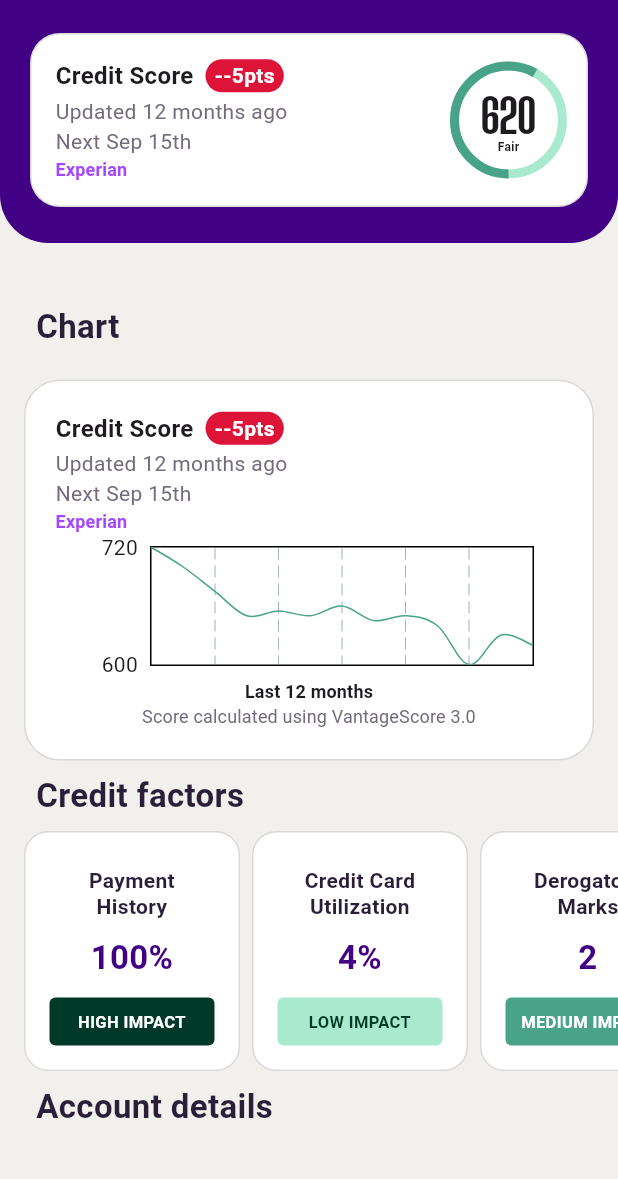
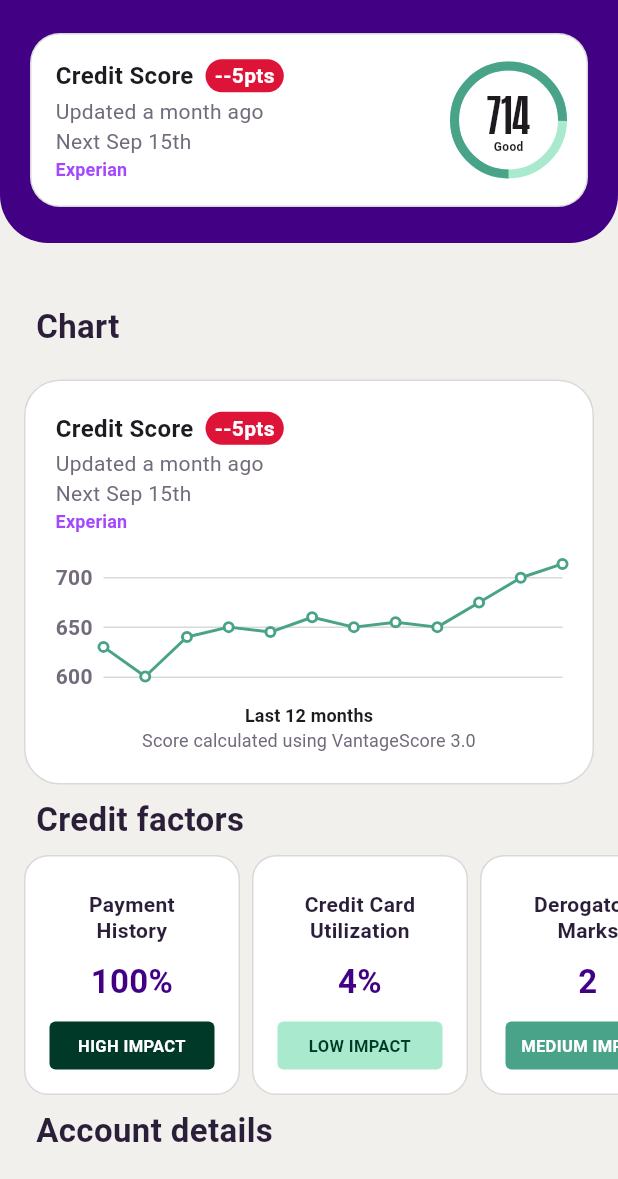
Before and after one commit to TytaniumDev/AvaTakeHome, a Flutter app: the screen it shows after launch, on a phone screen of 412 x 824 dp, the part 57-1236 px from its top. Run offline on Flutter 3.47's test engine with Material 3 defaults, Android fonts, the light colour scheme and no system bars; drawn by our look-alikes of fl_chart; our stand-ins replace flutter_riverpod, flutter_svg, freezed_annotation, go_router, jiffy, riverpod_annotation and 1 more; missing offline and left inert: fading_edge_scrollview; generated files the repository leaves out were written again.

Commit message:
Chart card complete! Decided on showing horizontal lines every 50 credit score, which isn't perfect but works for now, and looks the most like the Figma spec.

```diff
--- a/ava_take_home/lib/components/credit_score_chart_card/credit_score_chart_card_view.dart
+++ b/ava_take_home/lib/components/credit_score_chart_card/credit_score_chart_card_view.dart
@@ -1,5 +1,8 @@
+import 'dart:math';
+
 import 'package:ava_take_home/components/credit_score_chart_card/credit_score_chart_card_view_model.dart';
 import 'package:ava_take_home/components/credit_score_snippet/credit_score_snippet_view.dart';
+import 'package:ava_take_home/model/credit_score.dart';
 import 'package:ava_take_home/ui/animation.dart';
 import 'package:ava_take_home/ui/theme.dart';
 import 'package:collection/collection.dart';
@@ -26,57 +29,24 @@ class CreditScoreDataPoint with _$CreditScoreDataPoint {
   }) = _CreditScoreDataPoint;
 }
 
-class CreditScoreChartCardView extends ConsumerWidget {
+class CreditScoreChartCardView extends StatelessWidget {
   const CreditScoreChartCardView({super.key});
 
   @override
-  Widget build(BuildContext context, WidgetRef ref) {
-    final viewData = ref.watch(creditScoreChartCardViewModelProvider);
-
+  Widget build(BuildContext context) {
     return Container(
       decoration: homePageCardBoxDecoration(),
       padding: const EdgeInsets.all(20),
       child: Column(
         children: [
           const CreditScoreSnippetView(),
-          const SizedBox(height: 8),
-          SizedBox(
-            height: 80,
-            width: 300,
-            child: LineChart(
-              duration: animationDuration,
-              curve: animationCurve,
-              LineChartData(
-                titlesData: const FlTitlesData(
-                  bottomTitles:
-                      AxisTitles(sideTitles: SideTitles(showTitles: false)),
-                  rightTitles:
-                      AxisTitles(sideTitles: SideTitles(showTitles: false)),
-                  topTitles:
-                      AxisTitles(sideTitles: SideTitles(showTitles: false)),
-                ),
-                lineBarsData: [
-                  LineChartBarData(
-                    isCurved: true,
-                    color: AppColors.avaSecondary,
-                    barWidth: 1,
-                    isStrokeCapRound: true,
-                    dotData: const FlDotData(show: false),
-                    belowBarData: BarAreaData(show: false),
-                    spots: viewData.scorePerMonthForLastTwelveMonths
-                        .mapIndexed(
-                          (index, creditScore) => FlSpot(
-                            index.toDouble(),
-                            creditScore.creditScore.toDouble(),
-                          ),
-                        )
-                        .toList(),
-                  ),
-                ],
-              ),
-            ),
+          const SizedBox(height: 16),
+          LayoutBuilder(
+            builder: (context, constraints) {
+              return _Chart(width: constraints.maxWidth);
+            },
           ),
-          const SizedBox(height: 8),
+          const SizedBox(height: 16),
           const Text(
             'Last 12 months',
             textAlign: TextAlign.center,
@@ -101,3 +71,150 @@ class CreditScoreChartCardView extends ConsumerWidget {
     );
   }
 }
+
+/// Shows a chart of the user's credit score history over the past 12 months.
+///
+/// Shows a horizontal line on every 50 score, to match the example spec.
+/// There are lots of options of how to show these lines, but for now it's
+/// a strict every 50 credit score.
+class _Chart extends ConsumerWidget {
+  /// Horizontal lines will appear at every 50 credit score mark.
+  static const _horizontalLineInterval = 50.0;
+
+  final double width;
+
+  const _Chart({
+    super.key,
+    required this.width,
+  });
+
+  @override
+  Widget build(BuildContext context, WidgetRef ref) {
+    // Need to reverse the data, because the most recent comes first from the
+    // viewModel, and our chart widget expects the oldest score first instead.
+    final viewData = ref
+        .watch(
+          creditScoreChartCardViewModelProvider.select(
+            (viewModel) => viewModel.scorePerMonthForLastTwelveMonths,
+          ),
+        )
+        .reversed;
+
+    final minValue = viewData.fold(
+      CreditScore.max,
+      (int smallest, data) => min(smallest, data.creditScore),
+    );
+
+    final maxValue = viewData.fold(
+      CreditScore.min,
+      (int largest, data) => max(largest, data.creditScore),
+    );
+
+    // The max value rounded up to the nearest __0 so the chart looks
+    // nice, while still being under the max/over the min credit score.
+    final chartMaxValue = min(CreditScore.max, (maxValue / 10).ceil() * 10);
+    final chartMinValue = max(CreditScore.min, (minValue / 10).floor() * 10);
+
+    return SizedBox(
+      height: 80,
+      width: width,
+      child: LineChart(
+        duration: animationDuration,
+        curve: animationCurve,
+        LineChartData(
+          minX: 0 /* 12 months ago, zero-indexed */,
+          maxX: 11 /* Current score, zero-indexed */,
+          maxY: chartMaxValue.toDouble(),
+          minY: chartMinValue.toDouble(),
+          borderData: FlBorderData(
+            show: true,
+            border: Border(
+              top: chartMaxValue % _horizontalLineInterval == 0
+                  ? const BorderSide(
+                      color: AppColors.borderColor,
+                      width: 1,
+                    )
+                  : BorderSide.none,
+              bottom: chartMinValue % _horizontalLineInterval == 0
+                  ? const BorderSide(
+                      color: AppColors.borderColor,
+                      width: 1,
+                    )
+                  : BorderSide.none,
+            ),
+          ),
+          lineTouchData: const LineTouchData(enabled: false),
+          titlesData: FlTitlesData(
+            bottomTitles:
+                const AxisTitles(sideTitles: SideTitles(showTitles: false)),
+            rightTitles:
+                const AxisTitles(sideTitles: SideTitles(showTitles: false)),
+            topTitles:
+                const AxisTitles(sideTitles: SideTitles(showTitles: false)),
+            leftTitles: AxisTitles(
+              sideTitles: SideTitles(
+                showTitles: true,
+                reservedSize: 32,
+                interval: _horizontalLineInterval,
+                getTitlesWidget: (value, meta) {
+                  if (value % _horizontalLineInterval == 0) {
+                    return Text(
+                      value.floor().toString(),
+                      style: const TextStyle(
+                        color: AppColors.textLight,
+                        fontSize: 14,
+                        fontWeight: FontWeight.w600,
+                      ),
+                    );
+                  }
+                  return const SizedBox();
+                },
+              ),
+            ),
+          ),
+          gridData: FlGridData(
+            drawHorizontalLine: true,
+            horizontalInterval: _horizontalLineInterval,
+            checkToShowHorizontalLine: (value) =>
+                value % _horizontalLineInterval == 0,
+            getDrawingHorizontalLine: (value) {
+              return const FlLine(
+                color: AppColors.borderColor,
+                strokeWidth: 1,
+              );
+            },
+            drawVerticalLine: false,
+          ),
+          lineBarsData: [
+            LineChartBarData(
+              isCurved: false,
+              color: AppColors.avaSecondary,
+              barWidth: 2,
+              isStrokeCapRound: true,
+              dotData: FlDotData(
+                show: true,
+                getDotPainter: (spot, percent, barData, index) {
+                  return FlDotCirclePainter(
+                    radius: 2,
+                    color: AppColors.backgroundWhite,
+                    strokeColor: AppColors.avaSecondary,
+                    strokeWidth: 2,
+                  );
+                },
+              ),
+              belowBarData: BarAreaData(show: false),
+              spots: viewData
+                  .mapIndexed(
+                    (index, creditScore) => FlSpot(
+                      index.toDouble(),
+                      creditScore.creditScore.toDouble(),
+                    ),
+                  )
+                  .toList(),
+            ),
+          ],
+        ),
+      ),
+    );
+  }
+}
--- a/ava_take_home/lib/components/credit_score_chart_card/credit_score_chart_card_view_model.dart
+++ b/ava_take_home/lib/components/credit_score_chart_card/credit_score_chart_card_view_model.dart
@@ -11,7 +11,7 @@ class CreditScoreChartCardViewModel extends _$CreditScoreChartCardViewModel {
     final creditScores = ref.watch(creditScoresForLastTwelveMonthsProvider);
 
     return CreditScoreChartCardViewData(
-      scorePerMonthForLastTwelveMonths: creditScores.reversed
+      scorePerMonthForLastTwelveMonths: creditScores
           .map(
             (creditScore) => CreditScoreDataPoint(
               creditScore: creditScore.currentScore,
--- a/ava_take_home/lib/repository/credit_score_repository.dart
+++ b/ava_take_home/lib/repository/credit_score_repository.dart
@@ -16,8 +16,7 @@ CreditScore currentCreditScoreModel(CurrentCreditScoreModelRef ref) {
 /// most recent first, oldest last.
 @riverpod
 List<CreditScore> creditScoreHistoryModel(CreditScoreHistoryModelRef ref) {
-  return ref.watch(demoCreditScoresProvider)
-    ..sort((a, b) => a.lastUpdatedDate.compareTo(b.lastUpdatedDate));
+  return ref.watch(demoCreditScoresProvider);
 }
 
 /// Provides the history of the credit scores over the last twelve months,
@@ -31,11 +30,9 @@ List<CreditScore> creditScoreHistoryModel(CreditScoreHistoryModelRef ref) {
 /// Or the UI could be more dynamic. Lots of options!
 @riverpod
 List<CreditScore> creditScoresForLastTwelveMonths(
-  CreditScoreHistoryModelRef ref,
+  CreditScoresForLastTwelveMonthsRef ref,
 ) {
-  return ref.watch(demoCreditScoresProvider)
-    ..sort((a, b) => a.lastUpdatedDate.compareTo(b.lastUpdatedDate))
-    ..take(12);
+  return ref.watch(demoCreditScoresProvider)..take(12);
 }
 
 @riverpod
@@ -53,8 +50,9 @@ class DemoCreditScores extends _$DemoCreditScores {
   demoData([CreditScore? firstItem]) {
     return [
       if (firstItem != null) firstItem,
+      if (firstItem == null)
         CreditScore(
-        currentScore: 720,
+          currentScore: 724,
           lastUpdatedDate: DateTime.now().subtract(const Duration(days: 1)),
           nextUpdateDate: DateTime.now().add(const Duration(days: 2)),
           latestChange: 2,
@@ -153,7 +151,7 @@ class DemoCreditScores extends _$DemoCreditScores {
       currentScore: nextScore,
       latestChange: creditScoreChange,
       lastUpdatedDate:
-          lastCreditScore.lastUpdatedDate.subtract(daysSinceUpdate),
+          DateTime.now().subtract(daysSinceUpdate),
       nextUpdateDate: lastCreditScore.nextUpdateDate.add(daysSinceUpdate),
     );
   }
```
Also changed, not shown: ava_take_home/lib/components/credit_score_chart_card/credit_score_chart_card_view_model.g.dart, ava_take_home/lib/repository/credit_score_repository.g.dart. Lines whose indentation alone changed are shown as unchanged.
